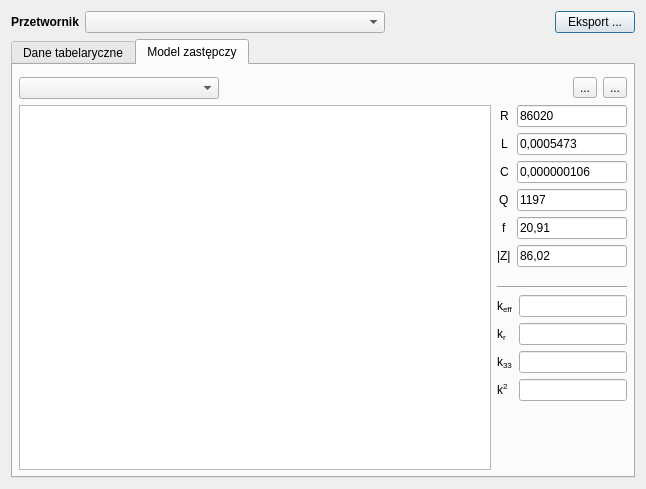
Qt form src/transducerdialog.ui (orlinskj/transducer-plot) before a commit.
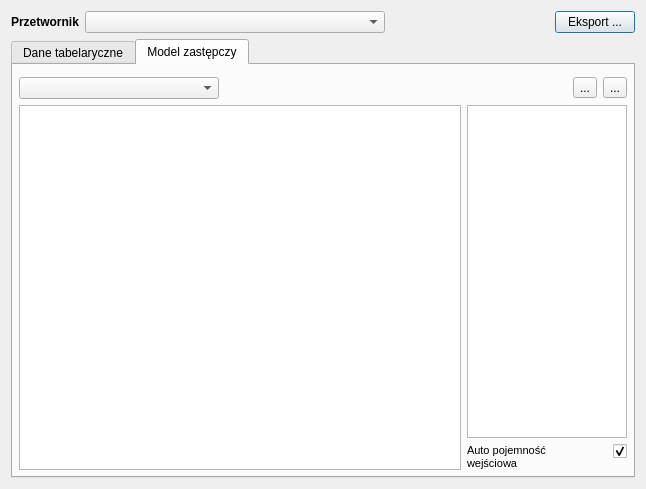
The same form after that commit. Icons and pictures are not drawn.

Commit message: Unit value nice representation, BVD model fixes

What changed in the file:
```diff
--- a/src/transducerdialog.ui
+++ b/src/transducerdialog.ui
@@ -241,260 +241,54 @@
             </layout>
            </item>
            <item>
-            <layout class="QHBoxLayout" name="horizontalLayout_2" stretch="3,0">
+            <layout class="QHBoxLayout" name="horizontalLayout_2" stretch="1,0">
              <item>
               <widget class="QGraphicsView" name="graphicsViewModel"/>
              </item>
              <item>
               <layout class="QVBoxLayout" name="verticalLayout_4">
                <item>
-                <layout class="QFormLayout" name="formLayout">
-                 <property name="sizeConstraint">
-                  <enum>QLayout::SetFixedSize</enum>
-                 </property>
-                 <property name="labelAlignment">
-                  <set>Qt::AlignCenter</set>
-                 </property>
-                 <item row="4" column="0">
-                  <widget class="QLabel" name="labelL">
-                   <property name="text">
-                    <string>R</string>
-                   </property>
-                  </widget>
-                 </item>
-                 <item row="4" column="1">
-                  <widget class="QLineEdit" name="lineEditR">
-                   <property name="sizePolicy">
-                    <sizepolicy hsizetype="Expanding" vsizetype="Fixed">
-                     <horstretch>0</horstretch>
-                     <verstretch>0</verstretch>
-                    </sizepolicy>
-                   </property>
-                   <property name="text">
-                    <string>86020</string>
-                   </property>
-                   <property name="maxLength">
-                    <number>32</number>
-                   </property>
-                   <property name="readOnly">
-                    <bool>true</bool>
-                   </property>
-                  </widget>
-                 </item>
-                 <item row="5" column="0">
-                  <widget class="QLabel" name="labelR">
-                   <property name="text">
-                    <string>L</string>
-                   </property>
-                  </widget>
-                 </item>
-                 <item row="5" column="1">
-                  <widget class="QLineEdit" name="lineEditL">
-                   <property name="sizePolicy">
-                    <sizepolicy hsizetype="Expanding" vsizetype="Fixed">
-                     <horstretch>0</horstretch>
-                     <verstretch>0</verstretch>
-                    </sizepolicy>
-                   </property>
-                   <property name="text">
-                    <string>0,0005473</string>
-                   </property>
-                   <property name="maxLength">
-                    <number>32</number>
-                   </property>
-                   <property name="readOnly">
-                    <bool>true</bool>
-                   </property>
-                  </widget>
-                 </item>
-                 <item row="6" column="0">
-                  <widget class="QLabel" name="labelC">
-                   <property name="text">
-                    <string>C</string>
-                   </property>
-                  </widget>
-                 </item>
-                 <item row="6" column="1">
-                  <widget class="QLineEdit" name="lineEditC">
-                   <property name="sizePolicy">
-                    <sizepolicy hsizetype="Expanding" vsizetype="Fixed">
-                     <horstretch>0</horstretch>
-                     <verstretch>0</verstretch>
-                    </sizepolicy>
-                   </property>
-                   <property name="text">
-                    <string>0,000000106</string>
-                   </property>
-                   <property name="maxLength">
-                    <number>32</number>
-                   </property>
-                   <property name="readOnly">
-                    <bool>true</bool>
-                   </property>
-                  </widget>
-                 </item>
-                 <item row="7" column="0">
-                  <widget class="QLabel" name="labelQ">
-                   <property name="text">
-                    <string>Q</string>
-                   </property>
-                  </widget>
-                 </item>
-                 <item row="7" column="1">
-                  <widget class="QLineEdit" name="lineEditQ">
-                   <property name="sizePolicy">
-                    <sizepolicy hsizetype="Expanding" vsizetype="Fixed">
-                     <horstretch>0</horstretch>
-                     <verstretch>0</verstretch>
-                    </sizepolicy>
-                   </property>
-                   <property name="text">
-                    <string>1197</string>
-                   </property>
-                   <property name="maxLength">
-                    <number>32</number>
-                   </property>
-                   <property name="readOnly">
-                    <bool>true</bool>
-                   </property>
-                  </widget>
-                 </item>
-                 <item row="8" column="0">
-                  <widget class="QLabel" name="labelf">
-                   <property name="text">
-                    <string>f</string>
-                   </property>
-                  </widget>
-                 </item>
-                 <item row="8" column="1">
-                  <widget class="QLineEdit" name="lineEditf">
-                   <property name="sizePolicy">
-                    <sizepolicy hsizetype="Expanding" vsizetype="Fixed">
-                     <horstretch>0</horstretch>
-                     <verstretch>0</verstretch>
-                    </sizepolicy>
-                   </property>
-                   <property name="text">
-                    <string>20,91</string>
-                   </property>
-                   <property name="maxLength">
-                    <number>32</number>
-                   </property>
-                   <property name="readOnly">
-                    <bool>true</bool>
-                   </property>
-                  </widget>
-                 </item>
-                 <item row="9" column="0">
-                  <widget class="QLabel" name="labelZ">
-                   <property name="text">
-                    <string>|Z|</string>
-                   </property>
-                  </widget>
-                 </item>
-                 <item row="9" column="1">
-                  <widget class="QLineEdit" name="lineEditZ">
-                   <property name="sizePolicy">
-                    <sizepolicy hsizetype="Expanding" vsizetype="Fixed">
-                     <horstretch>0</horstretch>
-                     <verstretch>0</verstretch>
-                    </sizepolicy>
-                   </property>
-                   <property name="text">
-                    <string>86,02</string>
-                   </property>
-                   <property name="maxLength">
-                    <number>32</number>
-                   </property>
-                   <property name="readOnly">
-                    <bool>true</bool>
-                   </property>
-                  </widget>
-                 </item>
-                </layout>
-               </item>
-               <item>
-                <widget class="Line" name="line">
-                 <property name="orientation">
-                  <enum>Qt::Horizontal</enum>
+                <widget class="QTableView" name="tableViewModelParams">
+                 <property name="maximumSize">
+                  <size>
+                   <width>160</width>
+                   <height>16777215</height>
+                  </size>
                  </property>
                 </widget>
                </item>
                <item>
-                <layout class="QFormLayout" name="formLayout_2">
-                 <item row="1" column="0">
-                  <widget class="QLabel" name="labelkeff">
-                   <property name="text">
-                    <string>&lt;html&gt;&lt;head/&gt;&lt;body&gt;&lt;p&gt;k&lt;span style=&quot; vertical-align:sub;&quot;&gt;eff&lt;/span&gt;&lt;/p&gt;&lt;/body&gt;&lt;/html&gt;</string>
+                <layout class="QFormLayout" name="formLayout">
+                 <item row="0" column="0">
+                  <widget class="QLabel" name="autoCapacityLabel">
+                   <property name="font">
+                    <font>
+                     <pointsize>8</pointsize>
+                    </font>
                    </property>
-                  </widget>
-                 </item>
-                 <item row="1" column="1">
-                  <widget class="QLineEdit" name="lineEditkeff">
-                   <property name="sizePolicy">
-                    <sizepolicy hsizetype="Expanding" vsizetype="Fixed">
-                     <horstretch>0</horstretch>
-                     <verstretch>0</verstretch>
-                    </sizepolicy>
+                   <property name="toolTip">
+                    <string>Włączenie powoduje automatyczne wyliczanie pojemności wejściowej z danych dla najmniejszej częstotliwości.</string>
                    </property>
-                   <property name="maxLength">
-                    <number>32</number>
-                   </property>
-                   <property name="readOnly">
-                    <bool>true</bool>
-                   </property>
-                  </widget>
-                 </item>
-                 <item row="2" column="0">
-                  <widget class="QLabel" name="labelkr">
                    <property name="text">
-                    <string>&lt;html&gt;&lt;head/&gt;&lt;body&gt;&lt;p&gt;k&lt;span style=&quot; vertical-align:sub;&quot;&gt;r&lt;/span&gt;&lt;/p&gt;&lt;/body&gt;&lt;/html&gt;</string>
+                    <string>Auto pojemność wejściowa</string>
                    </property>
-                  </widget>
-                 </item>
-                 <item row="2" column="1">
-                  <widget class="QLineEdit" name="lineEditkr">
-                   <property name="maxLength">
-                    <number>32</number>
+                   <property name="alignment">
+                    <set>Qt::AlignLeading|Qt::AlignLeft|Qt::AlignTop</set>
                    </property>
-                   <property name="readOnly">
+                   <property name="wordWrap">
                     <bool>true</bool>
                    </property>
-                  </widget>
-                 </item>
-                 <item row="3" column="0">
-                  <widget class="QLabel" name="labelk33">
-                   <property name="text">
-                    <string>&lt;html&gt;&lt;head/&gt;&lt;body&gt;&lt;p&gt;k&lt;span style=&quot; vertical-align:sub;&quot;&gt;33&lt;/span&gt;&lt;/p&gt;&lt;/body&gt;&lt;/html&gt;</string>
+                   <property name="indent">
+                    <number>-1</number>
                    </property>
                   </widget>
                  </item>
-                 <item row="3" column="1">
-                  <widget class="QLineEdit" name="lineEditk33">
-                   <property name="maxLength">
-                    <number>32</number>
+                 <item row="0" column="1">
+                  <widget class="QCheckBox" name="autoCapacityCheckBox">
+                   <property name="layoutDirection">
+                    <enum>Qt::RightToLeft</enum>
                    </property>
-                   <property name="readOnly">
-                    <bool>true</bool>
-                   </property>
-                  </widget>
-                 </item>
-                 <item row="4" column="0">
-                  <widget class="QLabel" name="labelk2">
-                   <property name="frameShadow">
-                    <enum>QFrame::Plain</enum>
-                   </property>
-                   <property name="text">
-                    <string>&lt;html&gt;&lt;head/&gt;&lt;body&gt;&lt;p&gt;k&lt;span style=&quot; vertical-align:super;&quot;&gt;2&lt;/span&gt;&lt;/p&gt;&lt;/body&gt;&lt;/html&gt;</string>
-                   </property>
-                  </widget>
-                 </item>
-                 <item row="4" column="1">
-                  <widget class="QLineEdit" name="lineEditk2">
-                   <property name="maxLength">
-                    <number>32</number>
-                   </property>
-                   <property name="readOnly">
+                   <property name="checked">
                     <bool>true</bool>
                    </property>
                   </widget>
```
The commit also changes 8 other files.
